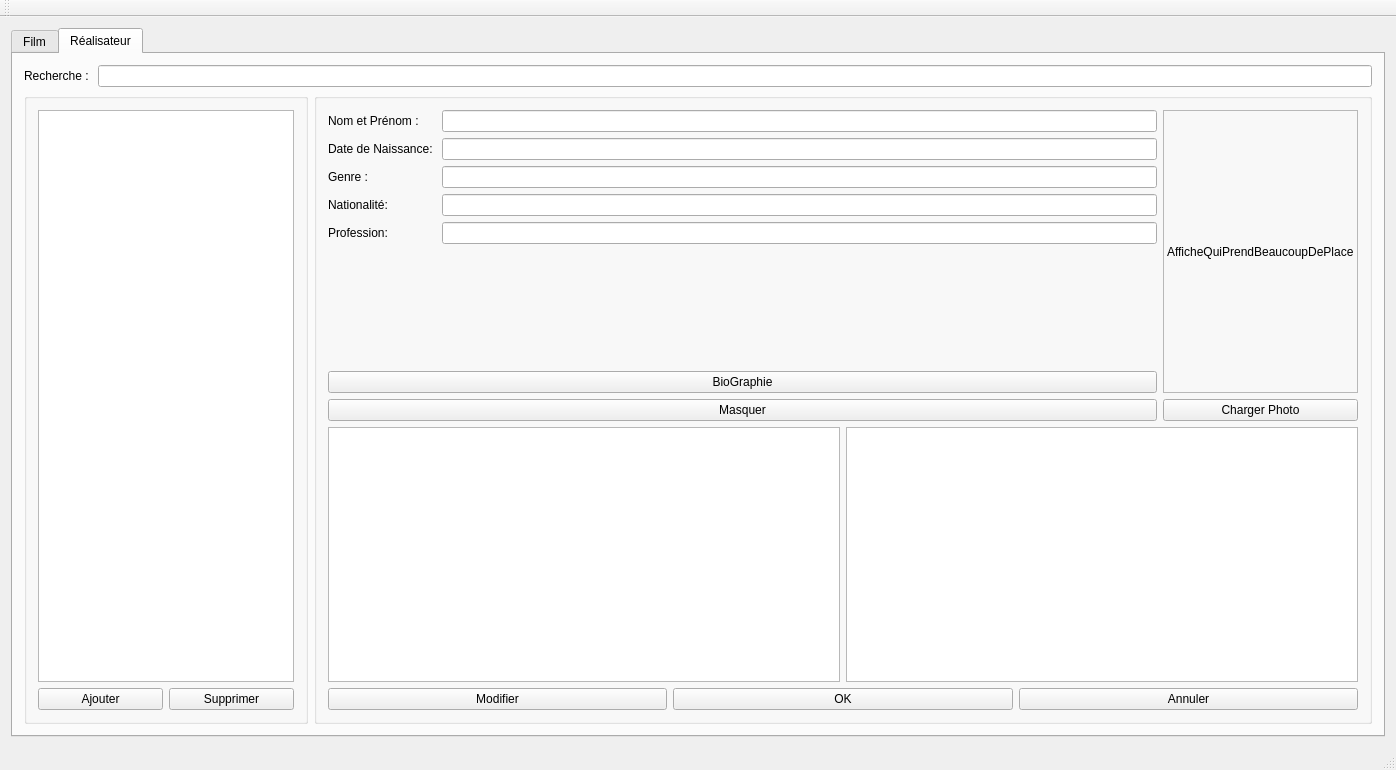
Old version of the form Application/Interface/mainwindow.ui in the repository formationc-aelion/ProjectEquipe1.
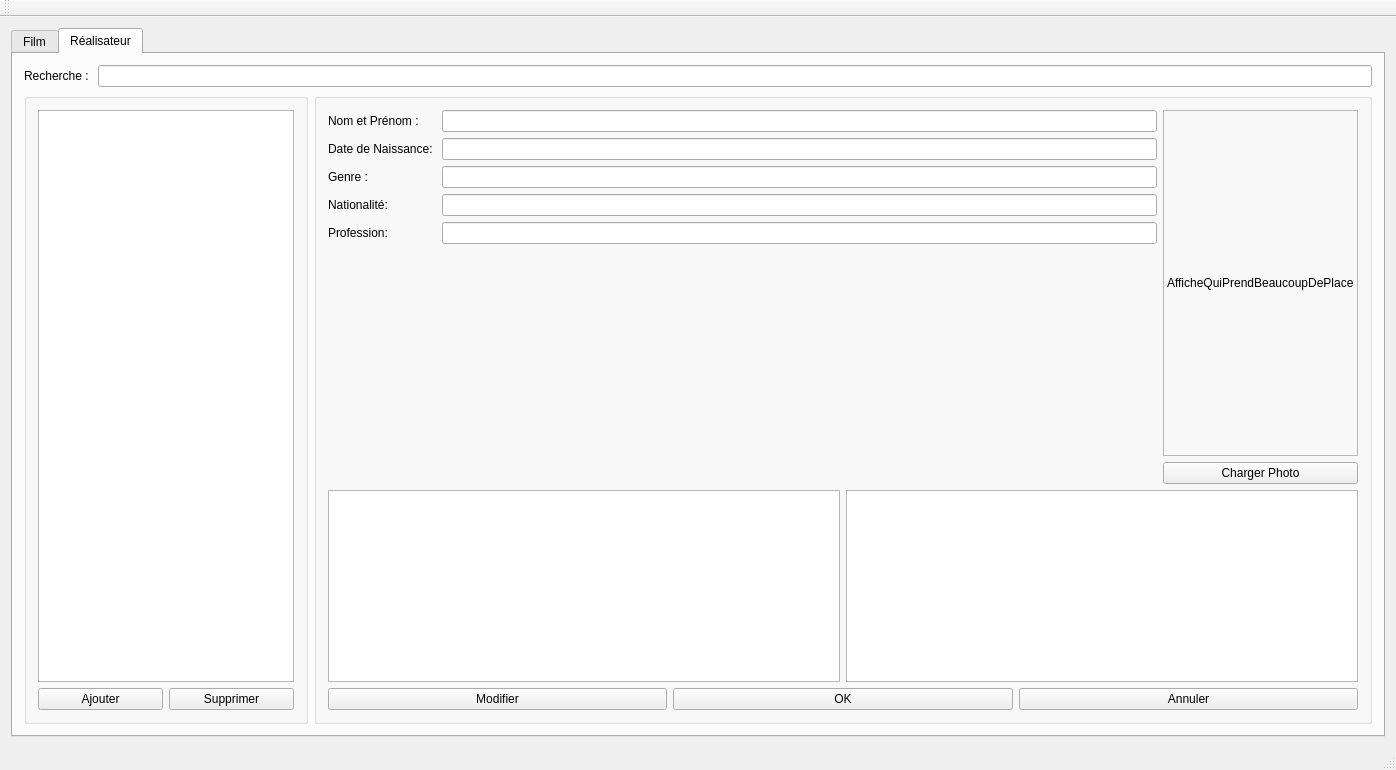
New version of the form. The open tabs and pages were chosen to show the change.

```diff
--- a/Application/Interface/mainwindow.ui
+++ b/Application/Interface/mainwindow.ui
@@ -289,6 +289,103 @@
            <string/>
           </property>
           <layout class="QGridLayout" name="gridLayout_8">
+           <item row="2" column="0" colspan="2">
+            <layout class="QHBoxLayout" name="horizontalLayout_7">
+             <item>
+              <widget class="QTextEdit" name="teBio">
+               <property name="sizePolicy">
+                <sizepolicy hsizetype="Minimum" vsizetype="Minimum">
+                 <horstretch>0</horstretch>
+                 <verstretch>0</verstretch>
+                </sizepolicy>
+               </property>
+               <property name="minimumSize">
+                <size>
+                 <width>256</width>
+                 <height>192</height>
+                </size>
+               </property>
+              </widget>
+             </item>
+             <item>
+              <widget class="QTableView" name="tvFilmo">
+               <property name="sizePolicy">
+                <sizepolicy hsizetype="Minimum" vsizetype="Minimum">
+                 <horstretch>0</horstretch>
+                 <verstretch>0</verstretch>
+                </sizepolicy>
+               </property>
+               <property name="minimumSize">
+                <size>
+                 <width>256</width>
+                 <height>192</height>
+                </size>
+               </property>
+              </widget>
+             </item>
+            </layout>
+           </item>
+           <item row="3" column="0" colspan="2">
+            <layout class="QHBoxLayout" name="horizontalLayout_6">
+             <item>
+              <widget class="QPushButton" name="pbModifierStaff">
+               <property name="text">
+                <string>Modifier</string>
+               </property>
+              </widget>
+             </item>
+             <item>
+              <widget class="QPushButton" name="pbModifOKStaff">
+               <property name="text">
+                <string>OK</string>
+               </property>
+              </widget>
+             </item>
+             <item>
+              <widget class="QPushButton" name="pbModifAnnulerStaff">
+               <property name="text">
+                <string>Annuler</string>
+               </property>
+              </widget>
+             </item>
+            </layout>
+           </item>
+           <item row="0" column="1" rowspan="2">
+            <layout class="QVBoxLayout" name="verticalLayout_3">
+             <item>
+              <widget class="QLabel" name="lbAffiche_3">
+               <property name="sizePolicy">
+                <sizepolicy hsizetype="Preferred" vsizetype="Preferred">
+                 <horstretch>0</horstretch>
+                 <verstretch>0</verstretch>
+                </sizepolicy>
+               </property>
+               <property name="minimumSize">
+                <size>
+                 <width>150</width>
+                 <height>250</height>
+                </size>
+               </property>
+               <property name="frameShape">
+                <enum>QFrame::StyledPanel</enum>
+               </property>
+               <property name="lineWidth">
+                <number>11</number>
+               </property>
+               <property name="text">
+                <string>AfficheQuiPrendBeaucoupDePlace</string>
+               </property>
+              </widget>
+             </item>
+             <item>
+              <widget class="QPushButton" name="load_pic_3">
+               <property name="text">
+                <string>Charger Photo</string>
+               </property>
+              </widget>
+             </item>
+            </layout>
+           </item>
            <item row="0" column="0">
             <layout class="QFormLayout" name="formLayout">
              <item row="0" column="0">
@@ -343,118 +440,7 @@
               </widget>
              </item>
              <item row="4" column="1">
-              <widget class="QLineEdit" name="LEProfession"/>
-             </item>
-            </layout>
-           </item>
-           <item row="0" column="1" rowspan="3">
-            <layout class="QVBoxLayout" name="verticalLayout_3">
-             <item>
-              <widget class="QLabel" name="lbAffiche_3">
-               <property name="sizePolicy">
-                <sizepolicy hsizetype="Preferred" vsizetype="Preferred">
-                 <horstretch>0</horstretch>
-                 <verstretch>0</verstretch>
-                </sizepolicy>
-               </property>
-               <property name="minimumSize">
-                <size>
-                 <width>150</width>
-                 <height>250</height>
-                </size>
-               </property>
-               <property name="frameShape">
-                <enum>QFrame::StyledPanel</enum>
-               </property>
-               <property name="lineWidth">
-                <number>11</number>
-               </property>
-               <property name="text">
-                <string>AfficheQuiPrendBeaucoupDePlace</string>
-               </property>
-              </widget>
-             </item>
-             <item>
-              <widget class="QPushButton" name="load_pic_3">
-               <property name="text">
-                <string>Charger Photo</string>
-               </property>
-              </widget>
-             </item>
-            </layout>
-           </item>
-           <item row="1" column="0">
-            <widget class="QPushButton" name="pbBio">
-             <property name="text">
-              <string>BioGraphie</string>
-             </property>
-            </widget>
-           </item>
-           <item row="2" column="0">
-            <widget class="QPushButton" name="pbMasquerBio">
-             <property name="text">
-              <string>Masquer</string>
-             </property>
-            </widget>
-           </item>
-           <item row="4" column="0" colspan="2">
-            <layout class="QHBoxLayout" name="horizontalLayout_6">
-             <item>
-              <widget class="QPushButton" name="pbModifierStaff">
-               <property name="text">
-                <string>Modifier</string>
-               </property>
-              </widget>
-             </item>
-             <item>
-              <widget class="QPushButton" name="pbModifOKStaff">
-               <property name="text">
-                <string>OK</string>
-               </property>
-              </widget>
-             </item>
-             <item>
-              <widget class="QPushButton" name="pbModifAnnulerStaff">
-               <property name="text">
-                <string>Annuler</string>
-               </property>
-              </widget>
-             </item>
-            </layout>
-           </item>
-           <item row="3" column="0" colspan="2">
-            <layout class="QHBoxLayout" name="horizontalLayout_7">
-             <item>
-              <widget class="QTextEdit" name="TEBio">
-               <property name="sizePolicy">
-                <sizepolicy hsizetype="Minimum" vsizetype="Minimum">
-                 <horstretch>0</horstretch>
-                 <verstretch>0</verstretch>
-                </sizepolicy>
-               </property>
-               <property name="minimumSize">
-                <size>
-                 <width>256</width>
-                 <height>192</height>
-                </size>
-               </property>
-              </widget>
-             </item>
-             <item>
-              <widget class="QTableView" name="TVFilmo">
-               <property name="sizePolicy">
-                <sizepolicy hsizetype="Minimum" vsizetype="Minimum">
-                 <horstretch>0</horstretch>
-                 <verstretch>0</verstretch>
-                </sizepolicy>
-               </property>
-               <property name="minimumSize">
-                <size>
-                 <width>256</width>
-                 <height>192</height>
-                </size>
-               </property>
-              </widget>
+              <widget class="QLineEdit" name="leProfession"/>
              </item>
             </layout>
            </item>
```
Left out of the diff: 12 changed lines with no effect on the pictures.
